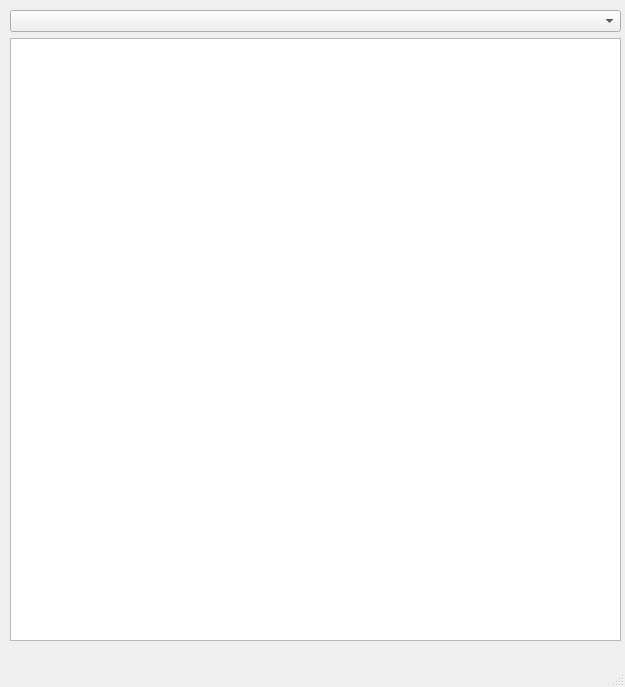
The window that ui/designer/mainwindow.ui (glebliutsko/spolyrics) describes before a commit, drawn with Qt 5.
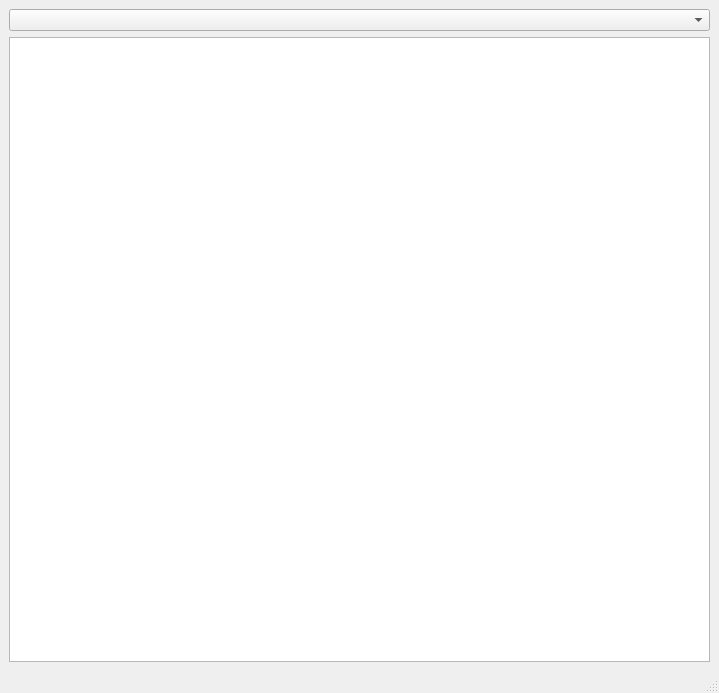
The same window after the commit.

Commit message: Config class, Spotify authentication

Patch:
```diff
--- a/ui/designer/mainwindow.ui
+++ b/ui/designer/mainwindow.ui
@@ -6,23 +6,16 @@
    <rect>
     <x>0</x>
     <y>0</y>
-    <width>625</width>
-    <height>687</height>
+    <width>719</width>
+    <height>693</height>
    </rect>
   </property>
   <property name="windowTitle">
    <string>Spolyrics</string>
   </property>
   <widget class="QWidget" name="centralwidget">
-   <widget class="QWidget" name="verticalLayoutWidget">
-    <property name="geometry">
-     <rect>
-      <x>10</x>
-      <y>10</y>
-      <width>611</width>
-      <height>631</height>
-     </rect>
-    </property>
+   <layout class="QGridLayout" name="gridLayout">
+    <item row="0" column="0">
     <layout class="QVBoxLayout" name="verticalLayout">
      <item>
       <widget class="QComboBox" name="serviceComboBox"/>
@@ -35,7 +28,8 @@
       </widget>
      </item>
     </layout>
-   </widget>
+    </item>
+   </layout>
   </widget>
   <widget class="QMenuBar" name="menubar">
    <property name="geometry">
```
Left out of the diff: 2 changed lines with no effect on the pictures. Lines whose indentation alone changed are shown as unchanged. The commit also changes 10 other files.
